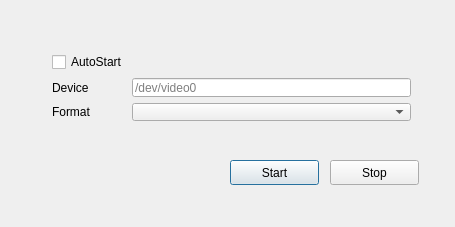
CatxFish/obs-v4l2sink, file src/v4l2sinkproperties.ui: the form before one commit.
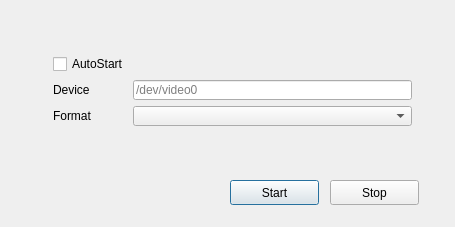
The form after the commit.

Patch:
```diff
--- a/src/v4l2sinkproperties.ui
+++ b/src/v4l2sinkproperties.ui
@@ -17,7 +17,7 @@
    <property name="geometry">
     <rect>
      <x>230</x>
-     <y>160</y>
+     <y>180</y>
      <width>89</width>
      <height>25</height>
     </rect>
@@ -30,7 +30,7 @@
    <property name="geometry">
     <rect>
      <x>330</x>
-     <y>160</y>
+     <y>180</y>
      <width>89</width>
      <height>25</height>
     </rect>
@@ -42,10 +42,10 @@
   <widget class="QWidget" name="">
    <property name="geometry">
     <rect>
-     <x>41</x>
-     <y>41</y>
+     <x>42</x>
+     <y>43</y>
      <width>381</width>
-     <height>91</height>
+     <height>114</height>
     </rect>
    </property>
    <layout class="QVBoxLayout" name="verticalLayout_3">
@@ -92,6 +92,13 @@
       </item>
      </layout>
     </item>
+    <item>
+     <widget class="QLabel" name="label_warning">
+      <property name="text">
+       <string/>
+      </property>
+     </widget>
+    </item>
    </layout>
   </widget>
  </widget>
```
